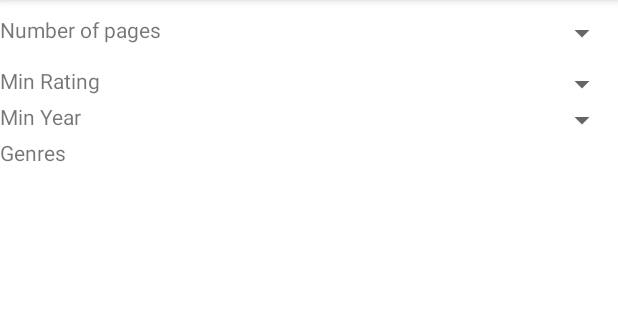
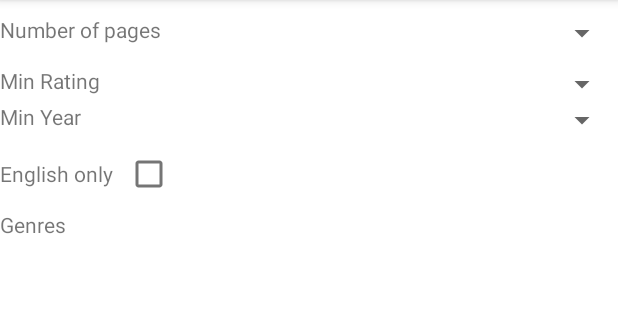
Before and after one commit to michlindevelopment/MovieDownloader, an Android app: the fragment MenuFragment shown on its own in the app's theme, on a phone screen of 412 x 824 dp, the part 84-404 px from its top. Run offline under Robolectric (Android 15) with nearby library versions, the phone set to English and light mode, and no system bars; our stand-ins replace data binding.

Commit message:
More filtering

```diff
--- a/app/src/main/java/com/michlindev/moviedownloader/SharedPreferenceHelper.kt
+++ b/app/src/main/java/com/michlindev/moviedownloader/SharedPreferenceHelper.kt
@@ -8,6 +8,7 @@ object SharedPreferenceHelper {
     private const val PAGES_NUMBER = "PAGES_NUMBER"
     private const val MIN_RATING = "MIN_RATING"
     private const val MIN_YEAR= "MIN_YEAR"
+    private const val ENGLISH_ONLY= "ENGLISH_ONLY"
     private const val APP_SHARED_PREFS = "APP_SHARED_PREFS"
 
     private var preferences:SharedPreferences = MovieDownloader.applicationContext().getSharedPreferences(APP_SHARED_PREFS,Context.MODE_PRIVATE)
@@ -24,4 +25,8 @@ object SharedPreferenceHelper {
         get() = preferences.getInt(MIN_YEAR, 2000)
         set(value) = preferences.edit().putInt(MIN_YEAR, value).apply()
 
+    var englishOnly: Boolean
+        get() = preferences.getBoolean(ENGLISH_ONLY, false)
+        set(value) = preferences.edit().putBoolean(ENGLISH_ONLY, value).apply()
+
 }
--- a/app/src/main/java/com/michlindev/moviedownloader/main/MovieListViewModel.kt
+++ b/app/src/main/java/com/michlindev/moviedownloader/main/MovieListViewModel.kt
@@ -69,9 +69,14 @@ class MovieListViewModel : ViewModel(), ItemListener {
             movies.addAll(MovieListRepo.getMovies())
             DLog.d("End G - Total: ${movies.size}")
 
+            val englishOnly = SharedPreferenceHelper.englishOnly
+
+            //TODO Check year null
             withContext(Dispatchers.Main) {
                 DLog.d("Removing ${SharedPreferenceHelper.minYear}")
-                movies.removeIf { it.year < SharedPreferenceHelper.minYear || it.genres?.contains("Documentary") ?: true }
+                movies.removeIf {it.year < SharedPreferenceHelper.minYear
+                        || it.genres?.contains("Documentary") ?: true
+                        || (englishOnly && it.language!="en")}
                 movies.sortByDescending { it.date_uploaded_unix }
                 DLog.d("After filter: ${movies.size}")
                 itemList.postValue(movies)
--- a/app/src/main/java/com/michlindev/moviedownloader/menu/MenuFragment.kt
+++ b/app/src/main/java/com/michlindev/moviedownloader/menu/MenuFragment.kt
@@ -40,6 +40,10 @@ class MenuFragment : Fragment() {
             SharedPreferenceHelper.minYear = it?.let { it1 -> viewModel.yearArray.value?.get(it1) } ?: 2000
         }
 
+        viewModel.englishOnly.observe(viewLifecycleOwner) {
+            SharedPreferenceHelper.englishOnly = it
+        }
+
         return binding.root
     }
 
--- a/app/src/main/java/com/michlindev/moviedownloader/menu/MenuViewModel.kt
+++ b/app/src/main/java/com/michlindev/moviedownloader/menu/MenuViewModel.kt
@@ -9,6 +9,7 @@ class MenuViewModel : ViewModel() {
     var pageNumbersArray = MutableLiveData(generateRange(1,25))
     var ratingArray = MutableLiveData(generateRange(0,9))
     var yearArray = MutableLiveData(generateRange(2000,2023))
+    var englishOnly = MutableLiveData(SharedPreferenceHelper.englishOnly)
 
     var pageNumbersPosition = MutableLiveData(pageNumbersArray.value?.indexOf(SharedPreferenceHelper.pagesNumber))
     var ratingPosition = MutableLiveData(ratingArray.value?.indexOf(SharedPreferenceHelper.minRating))
--- a/app/src/main/res/layout/fragment_menu.xml
+++ b/app/src/main/res/layout/fragment_menu.xml
@@ -90,6 +90,27 @@
                 android:orientation="horizontal">
 
                 <TextView
+                    android:id="@+id/textView7"
+                    android:layout_width="wrap_content"
+                    android:layout_height="wrap_content"
+                    android:text="English only" />
+
+                <CheckBox
+                    android:id="@+id/checkBox2"
+                    android:layout_width="wrap_content"
+                    android:layout_height="wrap_content"
+                    android:checked="@={viewModel.englishOnly}"
+                    />
+
+
+            </LinearLayout>
+
+            <LinearLayout
+                android:layout_width="match_parent"
+                android:layout_height="match_parent"
+                android:orientation="horizontal">
+
+                <TextView
                     android:id="@+id/textView4"
                     android:layout_width="wrap_content"
                     android:layout_height="wrap_content"
```
